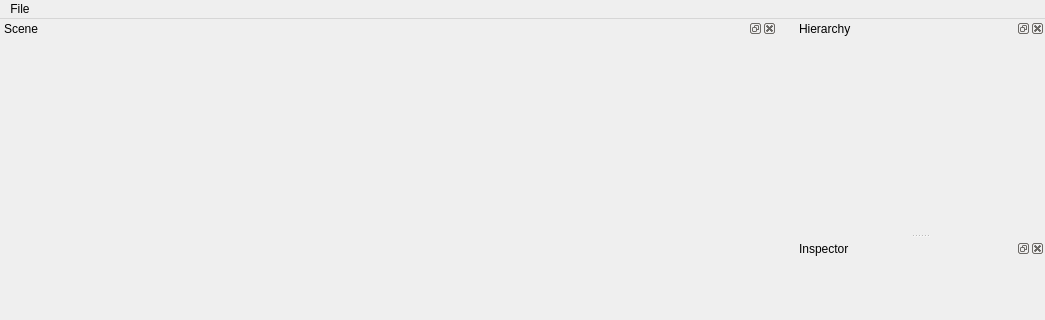
Before: the Qt Designer form Project1/mainwindow.ui in MarcLF/CuteTProject1, drawn with Qt 5; both pictures show x 0 to 1045 and y 0 to 320 of the 1045 by 742 pixel window.
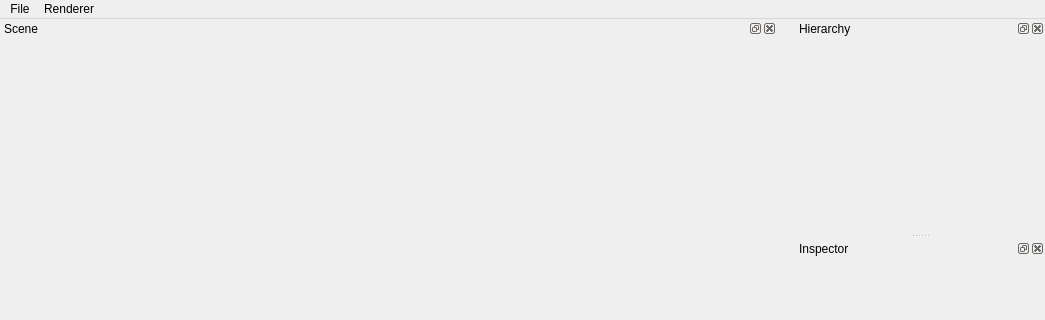
After: the same form once the commit is applied.

Patch:
```diff
--- a/Project1/mainwindow.ui
+++ b/Project1/mainwindow.ui
@@ -75,7 +75,17 @@
     <addaction name="separator"/>
     <addaction name="actionQuit"/>
    </widget>
+   <widget class="QMenu" name="menuRenderer">
+    <property name="title">
+     <string>Renderer</string>
+    </property>
+    <addaction name="actionAlbedo"/>
+    <addaction name="actionLighting"/>
+    <addaction name="actionNormals"/>
+    <addaction name="actionDepth_test"/>
+   </widget>
    <addaction name="menuFile"/>
+   <addaction name="menuRenderer"/>
   </widget>
   <widget class="QDockWidget" name="Scene">
    <property name="minimumSize">
```
Left out of the diff: 20 changed lines with no effect on the pictures.
